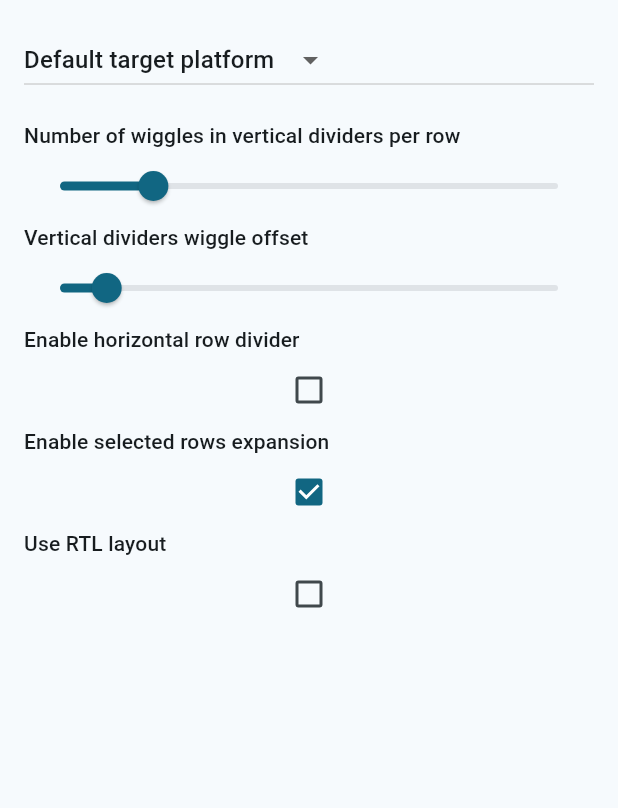
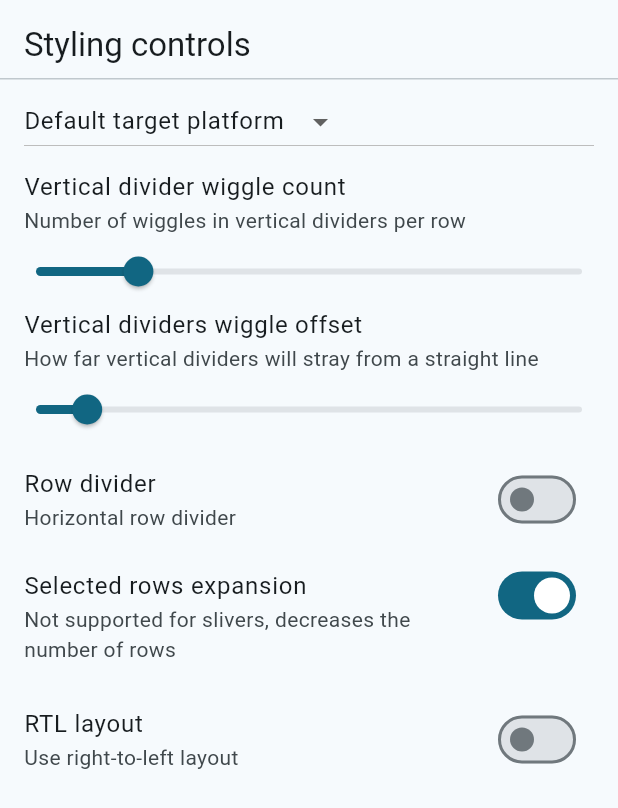
Before and after one commit to NikolayNIK/material_table_view_demo, a Flutter app: the DemoStylingControls widget shown alone on an empty page, opened directly with empty values, on a phone screen of 412 x 824 dp. Shown: the top 808 px of the screen. Run offline on Flutter 3.47's test engine with Material 3 defaults, Android fonts, the light colour scheme and no system bars; our stand-ins replace yaml; missing offline and left inert: material_table_view.

Commit message:
Redesigned styling controls

```diff
--- a/lib/style_controls.dart
+++ b/lib/style_controls.dart
@@ -76,7 +76,7 @@ class DemoStylingControlsPopup extends ModalRoute<void> {
             child: FadeTransition(
               opacity: animation,
               child: SizedBox(
-                width: 256,
+                width: 320,
                 child: IntrinsicHeight(
                   child: Material(
                     type: MaterialType.card,
@@ -118,17 +118,47 @@ class DemoStylingControls extends StatelessWidget {
   });
 
   @override
-  Widget build(BuildContext context) => SingleChildScrollView(
+  Widget build(BuildContext context) {
+    final theme = Theme.of(context);
+
+    final titleTextStyle = theme.textTheme.bodyLarge?.copyWith(
+      color: theme.colorScheme.onSurface,
+    );
+
+    final subtitleTextStyle = theme.textTheme.bodyMedium?.copyWith(
+      color: theme.colorScheme.onSurfaceVariant,
+    );
+
+    return SingleChildScrollView(
       clipBehavior: Clip.none,
-        child: Padding(
-          padding: const EdgeInsets.all(16.0),
       child: Column(
         crossAxisAlignment: CrossAxisAlignment.stretch,
         children: [
-              ValueListenableBuilder(
+          Padding(
+            padding: const EdgeInsets.only(
+              left: 16.0,
+              top: 16.0,
+              right: 16.0,
+              bottom: 8.0,
+            ),
+            child: Text(
+              style: theme.textTheme.titleLarge,
+              'Styling controls',
+            ),
+          ),
+          Divider(height: 1),
+          ConstrainedBox(
+            constraints: BoxConstraints(minHeight: 56.0),
+            child: ValueListenableBuilder(
               valueListenable: globalTargetPlatform,
               builder: (context, currentPlatform, _) =>
                   DropdownButton<TargetPlatform?>(
+                menuWidth: 320,
+                padding: const EdgeInsets.symmetric(
+                  horizontal: 16.0,
+                  vertical: 4.0,
+                ),
+                style: titleTextStyle,
                 items: <DropdownMenuItem<TargetPlatform?>>[
                   const DropdownMenuItem(
                     value: null,
@@ -148,75 +178,111 @@ class DemoStylingControls extends StatelessWidget {
                 onChanged: (value) => globalTargetPlatform.value = value,
               ),
             ),
-              SizedBox(
-                height: 16.0 + 4.0 * Theme.of(context).visualDensity.vertical,
           ),
-              Text(
+          Padding(
+            padding: EdgeInsets.only(
+              left: 16.0,
+              right: 16.0,
+              top: 4.0,
+            ),
+            child: Text(
+              'Vertical divider wiggle count',
+              style: titleTextStyle,
+            ),
+          ),
+          Padding(
+            padding: const EdgeInsets.symmetric(horizontal: 16.0),
+            child: Text(
               'Number of wiggles in vertical dividers per row',
-                style: Theme.of(context).textTheme.labelLarge,
+              style: subtitleTextStyle,
+            ),
           ),
           ListenableBuilder(
             listenable: controller.verticalDividerWiggleCount,
-                builder: (context, _) => Slider(
+            builder: (context, _) => Slider.adaptive(
+              label: controller.verticalDividerWiggleCount.value.toString(),
               min: .0,
               max: 16.0,
               value: controller.verticalDividerWiggleCount.value.toDouble(),
-                  onChanged: (value) => controller
-                      .verticalDividerWiggleCount.value = value.round(),
+              onChanged: (value) =>
+                  controller.verticalDividerWiggleCount.value = value.round(),
             ),
           ),
-              Text(
+          Padding(
+            padding: const EdgeInsets.symmetric(horizontal: 16.0),
+            child: Text(
               'Vertical dividers wiggle offset',
-                style: Theme.of(context).textTheme.labelLarge,
+              style: titleTextStyle,
+            ),
+          ),
+          Padding(
+            padding: const EdgeInsets.symmetric(horizontal: 16.0),
+            child: Text(
+              'How far vertical dividers will stray from a straight line',
+              style: subtitleTextStyle,
+            ),
           ),
           ListenableBuilder(
             listenable: controller.verticalDividerWiggleOffset,
-                builder: (context, _) => Slider(
+            builder: (context, _) => Slider.adaptive(
+              label: controller.verticalDividerWiggleOffset.value
+                  .toStringAsFixed(0),
               min: .0,
               max: 64.0,
               value: controller.verticalDividerWiggleOffset.value,
-                  onChanged: (value) =>
-                      controller.verticalDividerWiggleOffset.value = value,
+              onChanged: (value) => controller
+                  .verticalDividerWiggleOffset.value = value.roundToDouble(),
             ),
-              ),
-              Text(
-                'Enable horizontal row divider',
-                style: Theme.of(context).textTheme.labelLarge,
           ),
           ListenableBuilder(
             listenable: controller.lineDividerEnabled,
-                builder: (context, child) => Checkbox(
+            builder: (context, child) => SwitchListTile.adaptive(
+              title: Text(
+                maxLines: 1,
+                'Row divider',
+              ),
+              subtitle: Text(
+                maxLines: 1,
+                'Horizontal row divider',
+              ),
               value: controller.lineDividerEnabled.value,
-                  onChanged: (value) =>
-                      controller.lineDividerEnabled.value = value ?? false,
+              onChanged: (value) => controller.lineDividerEnabled.value = value,
             ),
-              ),
-              Text(
-                'Enable selected rows expansion',
-                style: Theme.of(context).textTheme.labelLarge,
           ),
           ListenableBuilder(
             listenable: controller.doExpansion,
-                builder: (context, child) => Checkbox(
+            builder: (context, child) => SwitchListTile.adaptive(
+              title: Text(
+                maxLines: 1,
+                'Selected rows expansion',
+              ),
+              subtitle: Text(
+                maxLines: 2,
+                'Not supported for slivers,'
+                ' decreases the number of rows',
+              ),
+              isThreeLine: true,
               value: controller.doExpansion.value,
-                  onChanged: (value) =>
-                      controller.doExpansion.value = value ?? false,
+              onChanged: (value) => controller.doExpansion.value = value,
             ),
-              ),
-              Text(
-                'Use RTL layout',
-                style: Theme.of(context).textTheme.labelLarge,
           ),
           ListenableBuilder(
             listenable: controller.useRTL,
-                builder: (context, child) => Checkbox(
+            builder: (context, child) => SwitchListTile.adaptive(
+              title: Text(
+                maxLines: 1,
+                'RTL layout',
+              ),
+              subtitle: Text(
+                maxLines: 1,
+                'Use right-to-left layout',
+              ),
               value: controller.useRTL.value,
-                  onChanged: (value) =>
-                      controller.useRTL.value = value ?? false,
+              onChanged: (value) => controller.useRTL.value = value,
             ),
           ),
         ],
       ),
-        ),
     );
   }
+}
```
Lines whose indentation alone changed are shown as unchanged.
